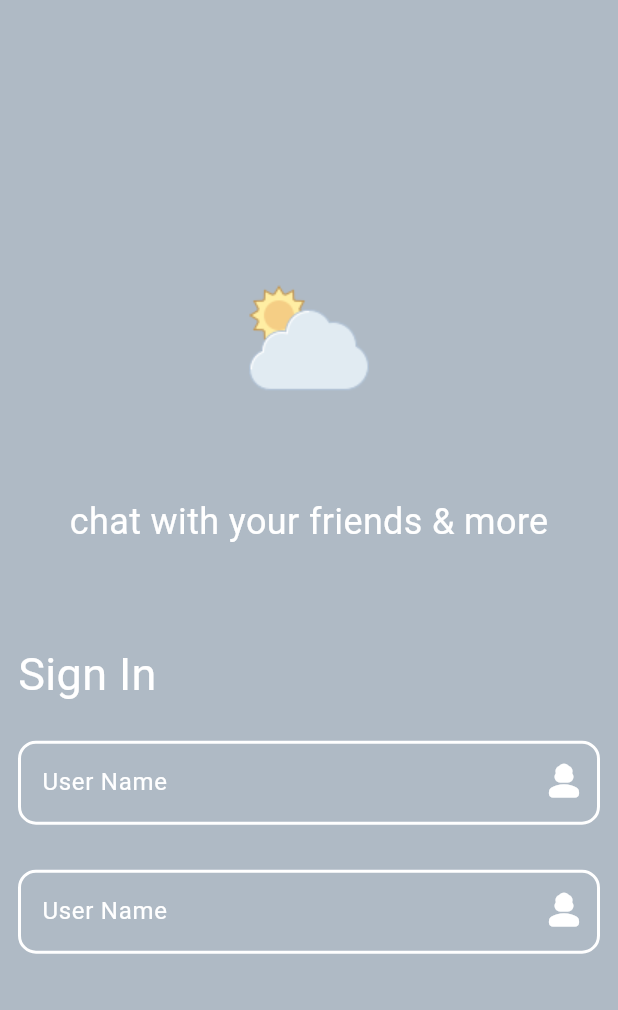
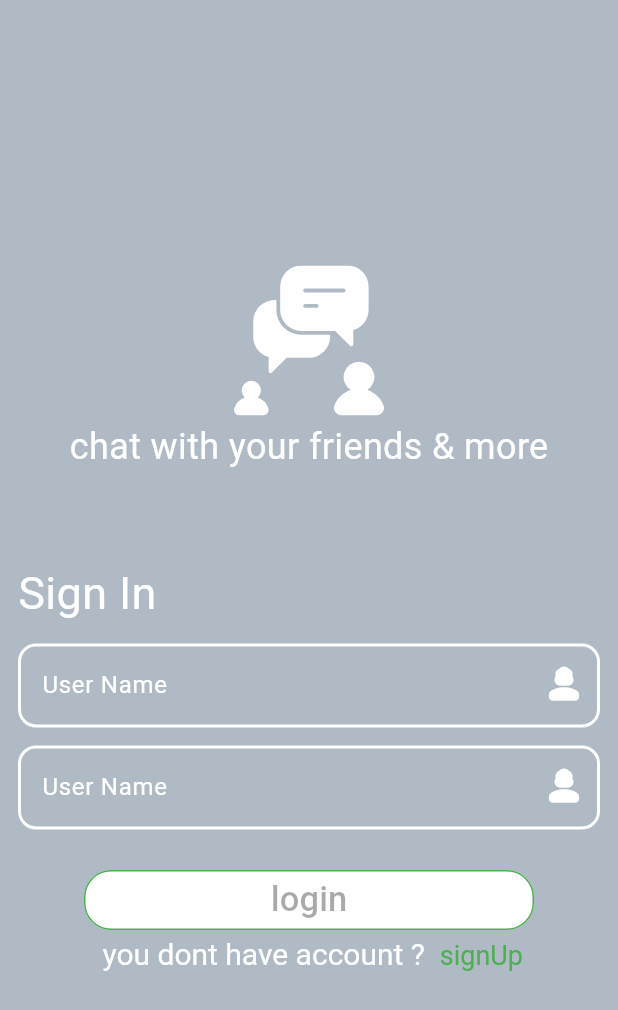
Before and after one commit to belal123456/shaty-APP--flutter-chat-app-, a Flutter app: the screen it shows after launch, on a phone screen of 412 x 824 dp. Shown: the top 1010 px of the screen. Run offline on Flutter 3.47's test engine with Material 3 defaults, Android fonts, the light colour scheme and no system bars; our stand-ins replace flutter_svg.

Commit message:
finish login page

```diff
--- a/lib/screen/login.dart
+++ b/lib/screen/login.dart
@@ -1,6 +1,11 @@
 import 'package:chaty/widget/TextInPutFileds.dart';
+import 'package:chaty/widget/btn.dart';
+import 'package:chaty/widget/richTextLibe.dart';
+import 'package:flutter/cupertino.dart';
+import 'package:flutter/gestures.dart';
 import 'package:flutter/material.dart';
 import 'package:flutter/widgets.dart';
+import 'package:flutter_svg/flutter_svg.dart';
 
 class Login extends StatelessWidget {
   const Login({super.key});
@@ -10,19 +15,29 @@ class Login extends StatelessWidget {
     return Container(
       width: double.infinity,
       color: Colors.blueGrey.withOpacity(.5),
-      child: const Column(
+      child: Column(
         children: [
-          Spacer(
+          const Spacer(
             flex: 3,
           ),
-          Image(image: AssetImage("assets/cloudy.png")),
-          Spacer(),
-          Text(
+          SvgPicture.asset(
+            colorFilter: ColorFilter.mode(Colors.white, BlendMode.srcIn),
+            "assets/f88adbb5-327d-4afa-969b-952f878302c0.svg",
+            width: 100.0, // Optional: specify width
+            height: 100.0, // Optional: specify height
+            placeholderBuilder: (BuildContext context) => Container(
+                padding: const EdgeInsets.all(30.0),
+                child: const CircularProgressIndicator()),
+          ),
+          const SizedBox(
+            height: 4,
+          ),
+          const Text(
             "chat with your friends & more",
             style: TextStyle(fontSize: 24, color: Colors.white),
           ),
           Spacer(),
-          Column(
+          const Column(
             crossAxisAlignment: CrossAxisAlignment.start,
             children: [
               Padding(
@@ -33,22 +48,27 @@ class Login extends StatelessWidget {
                 ),
               ),
               SizedBox(
-                height: 23,
+                height: 12,
               ),
               Padding(
                 padding: EdgeInsets.symmetric(horizontal: 12),
                 child: Textinputfileds(),
               ),
               SizedBox(
-                height: 30,
+                height: 12,
               ),
               Padding(
                 padding: EdgeInsets.symmetric(horizontal: 12),
                 child: Textinputfileds(),
-              )
+              ),
+              SizedBox(
+                height: 23,
+              ),
+              customBtn(),
+              richTextSIgnUP()
             ],
           ),
-          Spacer(
+          const Spacer(
             flex: 3,
           ),
         ],
--- /dev/null
+++ b/lib/widget/btn.dart
@@ -0,0 +1,27 @@
+import 'package:flutter/material.dart';
+
+class customBtn extends StatelessWidget {
+  const customBtn({super.key});
+
+  @override
+  Widget build(BuildContext context) {
+    return Center(
+      child: SizedBox(
+        width: 300,
+        child: ElevatedButton(
+          onPressed: null,
+          child: Text(
+            "login",
+            style: TextStyle(fontSize: 23),
+          ),
+          style: ButtonStyle(
+              backgroundColor: WidgetStatePropertyAll<Color>(Colors.white),
+              shape: WidgetStatePropertyAll<RoundedRectangleBorder>(
+                  RoundedRectangleBorder(
+                      borderRadius: BorderRadius.circular(18),
+                      side: BorderSide(color: Colors.green)))),
+        ),
+      ),
+    );
+  }
+}
--- /dev/null
+++ b/lib/widget/btnLog.dart
@@ -0,0 +1,10 @@
+import 'package:flutter/material.dart';
+
+class Btnlog extends StatelessWidget {
+  const Btnlog({super.key});
+
+  @override
+  Widget build(BuildContext context) {
+    return Container();
+  }
+}
--- /dev/null
+++ b/lib/widget/richTextLibe.dart
@@ -0,0 +1,29 @@
+import 'package:flutter/gestures.dart';
+import 'package:flutter/material.dart';
+
+class richTextSIgnUP extends StatelessWidget {
+  const richTextSIgnUP({
+    super.key,
+  });
+
+  @override
+  Widget build(BuildContext context) {
+    return Center(
+      child: RichText(
+          text: TextSpan(
+              style: TextStyle(color: Colors.white),
+              children: <TextSpan>[
+            TextSpan(
+                text: " you dont have account ?  ",
+                style: TextStyle(fontSize: 20)),
+            TextSpan(
+                text: "signUp",
+                style: TextStyle(color: Colors.green, fontSize: 18),
+                recognizer: TapGestureRecognizer()
+                  ..onTap = () {
+                    print('Terms of Service"');
+                  })
+          ])),
+    );
+  }
+}
--- a/pubspec.yaml
+++ b/pubspec.yaml
@@ -35,6 +35,7 @@ dependencies:
   # The following adds the Cupertino Icons font to your application.
   # Use with the CupertinoIcons class for iOS style icons.
   cupertino_icons: ^1.0.6
+  flutter_svg: ^2.0.10+1
 
 dev_dependencies:
   flutter_test:
```
Also changed, not shown: assets/f88adbb5-327d-4afa-969b-952f878302c0.svg (added), assets/logo-template-design_1289-19.jpg (added), pubspec.lock.
